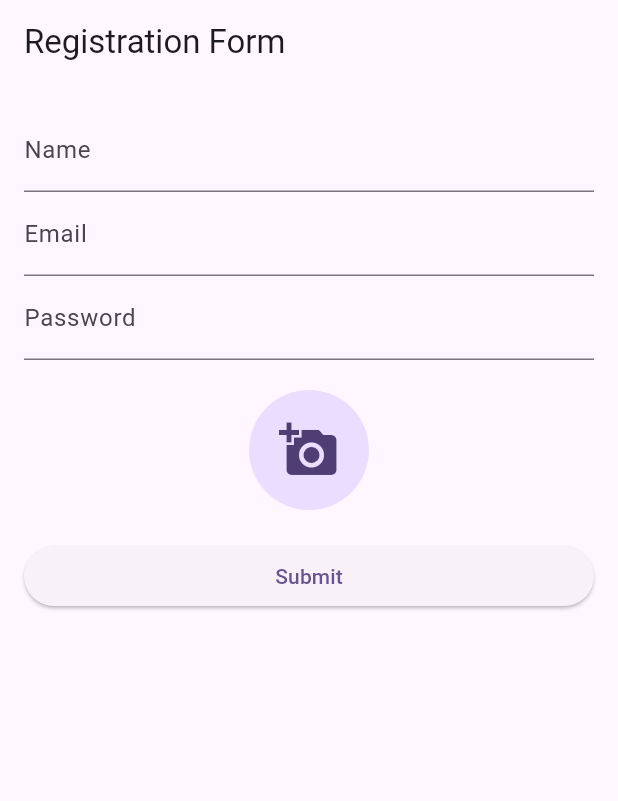
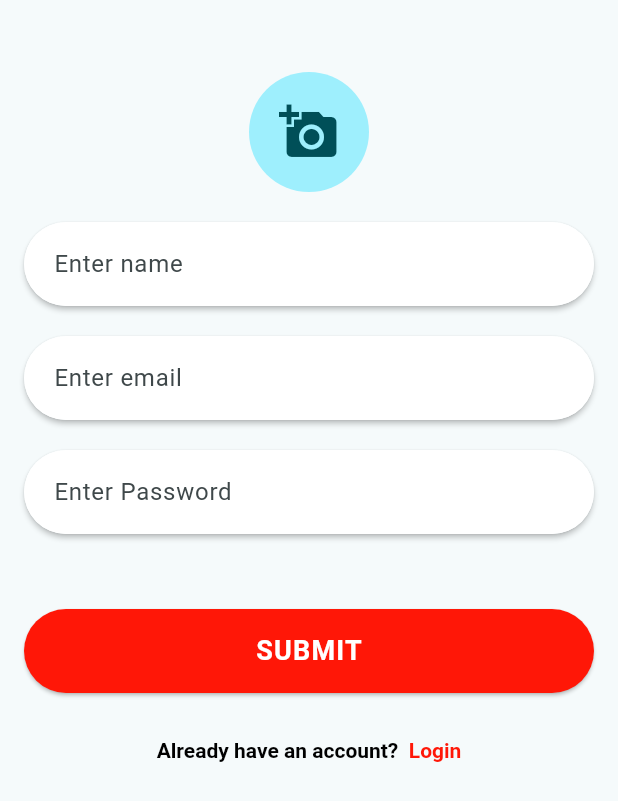
Before and after one commit to rishabdhar12/bloc_ecommerce, a Flutter app: the screen it shows after launch, on a phone screen of 412 x 824 dp. Shown: the top 801 px of the screen. Run offline on Flutter 3.47's test engine with Material 3 defaults, Android fonts, the phone set to English and light mode, and no system bars; our stand-ins replace dio, equatable, flutter_bloc, fpdart, get_it, retrofit; generated files the repository leaves out were written again.

Commit message:
registration ui changes

```diff
--- a/lib/features/register/data/datasources/remote/register_datasource.dart
+++ b/lib/features/register/data/datasources/remote/register_datasource.dart
@@ -1,12 +1,9 @@
 import 'package:bloc_ecommerce/core/constants/strings.dart';
 import 'package:bloc_ecommerce/features/register/data/models/register_model.dart';
 import 'package:dio/dio.dart' hide Headers;
-import 'package:flutter_dotenv/flutter_dotenv.dart';
 import 'package:retrofit/retrofit.dart';
 
 part "register_datasource.g.dart";
-
-String baseUrlPath = dotenv.env['BASE_URL']!;
 
 @RestApi(baseUrl: AppStrings.baseUrl)
 abstract class RegisterApiService {
--- a/lib/features/register/presentation/views/registration_screen.dart
+++ b/lib/features/register/presentation/views/registration_screen.dart
@@ -5,6 +5,7 @@ import 'package:bloc_ecommerce/features/register/presentation/bloc/register_bloc
 import 'package:bloc_ecommerce/features/register/presentation/bloc/register_event.dart';
 import 'package:bloc_ecommerce/features/register/presentation/bloc/register_state.dart';
 import 'package:flutter/cupertino.dart';
+import 'package:flutter/gestures.dart';
 import 'package:flutter/material.dart';
 import 'package:flutter_bloc/flutter_bloc.dart';
 
@@ -22,53 +23,31 @@ class _RegistrationFormState extends State<RegistrationForm> {
   final TextEditingController _passwordController = TextEditingController();
   String? _avatarUrl;
 
+  void onSubmit() {
+    if (_formKey.currentState!.validate()) {
+      BlocProvider.of<RemoteRegisterBloc>(context).add(
+        UserRegister(
+          registrationParams: RegistrationParams(
+            name: _nameController.text,
+            email: _emailController.text,
+            avatar: _avatarUrl!,
+            password: _passwordController.text,
+          ),
+        ),
+      );
+    }
+  }
+
   @override
   Widget build(BuildContext context) {
     return Scaffold(
-      appBar: AppBar(
-        title: const Text('Registration Form'),
-      ),
       body: Padding(
-        padding: const EdgeInsets.all(16.0),
+        padding: const EdgeInsets.symmetric(vertical: 48.0, horizontal: 16.0),
         child: Form(
           key: _formKey,
           child: ListView(
+            shrinkWrap: false,
             children: <Widget>[
-              TextFormField(
-                controller: _nameController,
-                decoration: const InputDecoration(labelText: 'Name'),
-                validator: (value) {
-                  if (value!.isEmpty) {
-                    return 'Please enter your name';
-                  }
-                  return null;
-                },
-              ),
-              TextFormField(
-                controller: _emailController,
-                decoration: const InputDecoration(labelText: 'Email'),
-                validator: (value) {
-                  if (value!.isEmpty) {
-                    return 'Please enter your email';
-                  }
-                  if (!RegExp(r'^[^@]+@[^@]+\.[^@]+').hasMatch(value)) {
-                    return 'Please enter a valid email address';
-                  }
-                  return null;
-                },
-              ),
-              TextFormField(
-                controller: _passwordController,
-                decoration: const InputDecoration(labelText: 'Password'),
-                obscureText: true,
-                validator: (value) {
-                  if (value!.isEmpty) {
-                    return 'Please enter your password';
-                  }
-                  return null;
-                },
-              ),
-              const SizedBox(height: 20),
               GestureDetector(
                 onTap: () async {
                   setState(() {
@@ -85,10 +64,49 @@ class _RegistrationFormState extends State<RegistrationForm> {
                 ),
               ),
               const SizedBox(height: 20),
+              textFormField(
+                controller: _nameController,
+                inputType: TextInputType.name,
+                hintText: "Enter name",
+                validate: (value) {
+                  if (value!.isEmpty) {
+                    return 'Please enter your name';
+                  }
+                  return null;
+                },
+              ),
+              const SizedBox(height: 20),
+              textFormField(
+                controller: _emailController,
+                inputType: TextInputType.emailAddress,
+                hintText: "Enter email",
+                validate: (value) {
+                  if (value!.isEmpty) {
+                    return 'Please enter your email';
+                  }
+                  return null;
+                },
+              ),
+              const SizedBox(height: 20),
+              textFormField(
+                controller: _passwordController,
+                hintText: 'Enter Password',
+                inputType: TextInputType.visiblePassword,
+                obscureText: true,
+                validate: (value) {
+                  if (value!.isEmpty) {
+                    return 'Please enter your password';
+                  }
+                  return null;
+                },
+              ),
+              const SizedBox(height: 50),
               BlocBuilder<RemoteRegisterBloc, RemoteRegisterState>(
                 builder: (context, state) {
                   if (state is RegisterLoadingState) {
-                    return const CupertinoActivityIndicator();
+                    return const CupertinoActivityIndicator(
+                      radius: 20,
+                    );
                   }
                   if (state is RegisterFinishedState) {
                     debugPrint("User login");
@@ -97,28 +115,93 @@ class _RegistrationFormState extends State<RegistrationForm> {
                   if (state is RegisterErrorState) {
                     log(state.message);
                   }
-                  return ElevatedButton(
+                  return elevatedButton(
+                    context,
+                    title: "SUBMIT",
                     onPressed: () {
-                      if (_formKey.currentState!.validate()) {
-                        BlocProvider.of<RemoteRegisterBloc>(context).add(
-                          UserRegister(
-                            registrationParams: RegistrationParams(
-                                name: _nameController.text,
-                                email: _emailController.text,
-                                avatar: _avatarUrl!,
-                                password: _passwordController.text),
-                          ),
-                        );
-                      }
+                      onSubmit();
                     },
-                    child: const Text('Submit'),
                   );
                 },
               ),
+              const SizedBox(height: 30),
+              RichText(
+                textAlign: TextAlign.center,
+                text: TextSpan(
+                  text: 'Already have an account?  ',
+                  style: const TextStyle(
+                      fontWeight: FontWeight.bold, color: Colors.black),
+                  children: <TextSpan>[
+                    TextSpan(
+                      text: 'Login',
+                      recognizer: TapGestureRecognizer()
+                        ..onTap = () {
+                          debugPrint('Login');
+                        },
+                      style: const TextStyle(
+                        fontWeight: FontWeight.bold,
+                        color: Color.fromARGB(255, 255, 23, 7),
+                      ),
+                    ),
+                  ],
+                ),
+              )
             ],
           ),
         ),
       ),
     );
   }
+
+  Widget elevatedButton(BuildContext context,
+      {required Function() onPressed, required String title}) {
+    return ElevatedButton(
+      style: ElevatedButton.styleFrom(
+          backgroundColor: const Color.fromARGB(255, 255, 23, 7),
+          minimumSize: const Size(double.infinity, 56.0)),
+      onPressed: onPressed,
+      child: Text(
+        title,
+        style: const TextStyle(
+          color: Colors.white,
+          fontSize: 18,
+          fontWeight: FontWeight.bold,
+          letterSpacing: 0.8,
+        ),
+      ),
+    );
+  }
+
+  Widget textFormField({
+    required TextEditingController controller,
+    required String hintText,
+    final String? Function(String?)? validate,
+    required TextInputType inputType,
+    bool obscureText = false,
+  }) {
+    return Material(
+      elevation: 1.5,
+      borderRadius: BorderRadius.circular(30),
+      child: TextFormField(
+        keyboardType: inputType,
+        obscureText: obscureText,
+        controller: controller,
+        decoration: InputDecoration(
+          hintText: hintText,
+          hintStyle: const TextStyle(fontSize: 16),
+          border: OutlineInputBorder(
+            borderRadius: BorderRadius.circular(30),
+            borderSide: const BorderSide(
+              width: 0,
+              style: BorderStyle.none,
+            ),
+          ),
+          filled: true,
+          fillColor: Colors.white,
+          contentPadding: const EdgeInsets.all(16),
+        ),
+        validator: validate,
+      ),
+    );
+  }
 }
--- a/lib/main.dart
+++ b/lib/main.dart
@@ -22,9 +22,9 @@ class MyApp extends StatelessWidget {
         ),
       ],
       child: MaterialApp(
-        title: 'Flutter Demo',
+        title: 'Flutter Ecommerce',
         theme: ThemeData(
-          colorScheme: ColorScheme.fromSeed(seedColor: Colors.deepPurple),
+          colorScheme: ColorScheme.fromSeed(seedColor: Colors.white),
           useMaterial3: true,
         ),
         home: const RegistrationForm(),
```
